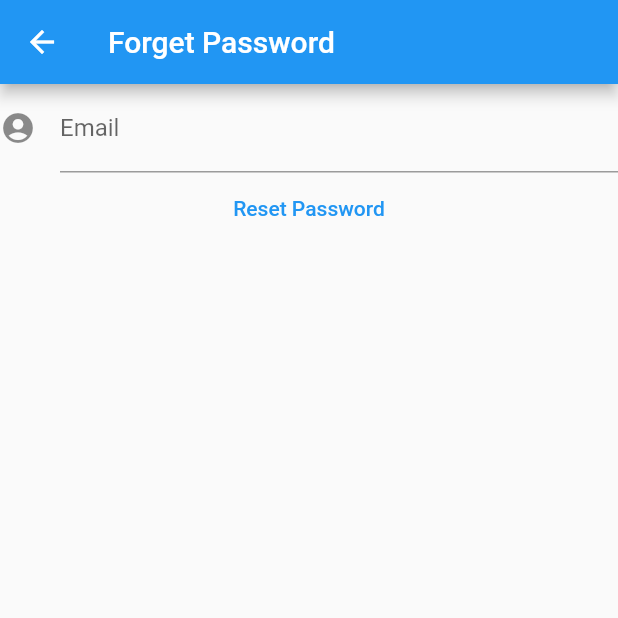
After one commit to sangwoo-sean/flutter-app, a Flutter app: the screen it shows after launch, after a tap on "비밀번호 찾기", on a phone screen of 412 x 824 dp, the top half of it. The commit adds this screen. Run offline on Flutter 3.47's test engine with Material 2 defaults, Android fonts, the phone set to English and light mode, and no system bars; our stand-ins replace firebase_auth, firebase_core; accounts and stored records are empty; network calls fail.

Commit message:
create password reset update login so that user can be redirected to main page after login or sign in

```diff
--- a/lib/main.dart
+++ b/lib/main.dart
@@ -1,8 +1,12 @@
 import 'package:flutter/material.dart';
 import 'package:flutter_intro/data/join_or_login.dart';
 import 'package:flutter_intro/screens/login.dart';
+import 'package:flutter_intro/screens/main_page.dart';
 import 'package:provider/provider.dart';
 import 'package:firebase_core/firebase_core.dart';
+import 'package:firebase_auth/firebase_auth.dart';
+
+final FirebaseAuth auth = FirebaseAuth.instance;
 
 void main() async{
   WidgetsFlutterBinding.ensureInitialized();
@@ -14,11 +18,26 @@ class MyApp extends StatelessWidget{
   @override
   Widget build(BuildContext context) {
     return MaterialApp(
-      home: ChangeNotifierProvider<JoinOrLogin>.value(
-        value: JoinOrLogin(),
-          child: AuthPage()
-      ),
+      home: Splash(),
     );
   }
+}
 
+class Splash extends StatelessWidget {
+  @override
+  Widget build(BuildContext context) {
+    return StreamBuilder<User>(
+      stream: FirebaseAuth.instance.authStateChanges(),
+      builder: (context, snapshot) {
+        if (snapshot.data == null) {
+          return ChangeNotifierProvider<JoinOrLogin>.value(
+              value: JoinOrLogin(),
+              child: AuthPage()
+          );
+        } else{
+          return MainPage(email: snapshot.data.email);
+        }
+      }
+    );
+  }
 }
--- /dev/null
+++ b/lib/screens/forget_pw.dart
@@ -0,0 +1,47 @@
+import 'package:firebase_auth/firebase_auth.dart';
+import 'package:flutter/material.dart';
+
+class ForgetPw extends StatefulWidget {
+  @override
+  _ForgetPwState createState() => _ForgetPwState();
+}
+
+class _ForgetPwState extends State<ForgetPw> {
+
+  final GlobalKey<FormState> _formKey = GlobalKey<FormState>();
+  final TextEditingController _emailController = TextEditingController();
+
+  @override
+  Widget build(BuildContext context) {
+    return Scaffold(
+      appBar: AppBar(
+        title: Text("Forget Password"),
+      ),
+      body: Form(
+        key: _formKey,
+        child: Column(
+          children: <Widget>[
+            TextFormField(
+              controller: _emailController,
+              decoration: InputDecoration(
+                  icon: Icon(Icons.account_circle), labelText: "Email"),
+              validator: (String value) {
+                if (value.isEmpty) {
+                  return "없는 이메일입니다.";
+                }
+                return null;
+              },
+            ),
+            TextButton(onPressed: ()async{
+              await FirebaseAuth.instance.sendPasswordResetEmail(email: _emailController.text);
+              final snackBar = SnackBar(
+                content: Text('비밀번호 초기화를 위해 메일함을 확인하세요.'),
+              );
+              ScaffoldMessenger.of(context).showSnackBar(snackBar);
+            }, child: Text('Reset Password'))
+          ]
+        ),
+      ),
+    );
+  }
+}
--- a/lib/screens/login.dart
+++ b/lib/screens/login.dart
@@ -2,6 +2,7 @@ import 'package:firebase_auth/firebase_auth.dart';
 import 'package:flutter/material.dart';
 import 'package:flutter_intro/data/join_or_login.dart';
 import 'package:flutter_intro/helper/login_background.dart';
+import 'package:flutter_intro/screens/forget_pw.dart';
 import 'package:provider/provider.dart';
 
 class AuthPage extends StatelessWidget {
@@ -61,6 +62,7 @@ class AuthPage extends StatelessWidget {
   }
 
   Widget _inputForm(Size size) => Padding(
+        // 입력폼
         padding: EdgeInsets.all(size.width * 0.05),
         child: Card(
           shape:
@@ -80,7 +82,7 @@ class AuthPage extends StatelessWidget {
                           icon: Icon(Icons.account_circle), labelText: "Email"),
                       validator: (String value) {
                         if (value.isEmpty) {
-                          return "이메일을 입력하세요";
+                          return "없는 이메일입니다.";
                         }
                         return null;
                       },
@@ -103,7 +105,14 @@ class AuthPage extends StatelessWidget {
                     Consumer<JoinOrLogin>(
                       builder: (context, value, child) => Opacity(
                           opacity: value.isJoin ? 0 : 1,
-                          child: Text("비밀번호 찾기")),
+                          child: GestureDetector(
+                              onTap: value.isJoin ? null : () {
+                                Navigator.push(
+                                    context,
+                                    MaterialPageRoute(
+                                        builder: (context) => ForgetPw()));
+                              },
+                              child: Text("비밀번호 찾기"))),
                     ),
                   ],
                 )),
@@ -112,6 +121,7 @@ class AuthPage extends StatelessWidget {
       );
 
   Widget _authButton(Size size) => Positioned(
+        // 로그인버튼
         left: size.width * 0.15,
         right: size.width * 0.15,
         bottom: 0,
@@ -138,6 +148,7 @@ class AuthPage extends StatelessWidget {
       );
 
   Widget get _logoImage => Expanded(
+        // 로그인창 이미지
         child: Padding(
           padding: const EdgeInsets.only(top: 40, left: 24, right: 24),
           child: FittedBox(
@@ -151,6 +162,7 @@ class AuthPage extends StatelessWidget {
       );
 
   void _register(BuildContext context) async {
+    // 회원가입
     UserCredential userCredential;
     try {
       userCredential = await FirebaseAuth.instance
@@ -158,16 +170,20 @@ class AuthPage extends StatelessWidget {
               email: _emailController.text, password: _passwordController.text);
     } on FirebaseAuthException catch (e) {
       if (e.code == 'weak-password') {
+        showSnackBar(context, '비밀번호가 너무 짧습니다.');
         print('The password provided is too weak.');
       } else if (e.code == 'email-already-in-use') {
+        showSnackBar(context, '이미 존재하는 이메일입니다.');
         print('The account already exists for that email.');
       }
     } catch (e) {
       print(e);
     }
+    showSnackBar(context, '회원가입이 완료되었습니다.');
   }
 
   void _login(BuildContext context) async {
+    // 로그인
     try {
       UserCredential userCredential = await FirebaseAuth.instance
           .signInWithEmailAndPassword(
@@ -175,7 +191,6 @@ class AuthPage extends StatelessWidget {
 
       print(userCredential.user.email);
       print("Login success");
-
     } on FirebaseAuthException catch (e) {
       if (e.code == 'user-not-found') {
         print('No user found for that email.');
@@ -184,4 +199,12 @@ class AuthPage extends StatelessWidget {
       }
     }
   }
+
+  void showSnackBar(BuildContext context, String text){
+    final snackBar = SnackBar(
+      content: Text(text),
+    );
+    ScaffoldMessenger.of(context).showSnackBar(snackBar);
+  }
+
 }
--- a/lib/screens/main_page.dart
+++ b/lib/screens/main_page.dart
@@ -14,7 +14,7 @@ class MainPage extends StatelessWidget {
           title: Text(email)
         ),
         body: Container(
-          child: FlatButton(onPressed: (){
+          child: TextButton(onPressed: (){
             FirebaseAuth.instance.signOut();
           }, child: Text("Logout"))
         )
```
